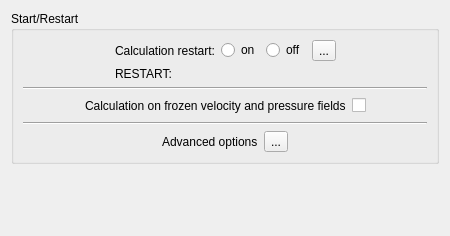
First picture: the form in gui/Pages/StartRestartForm.ui, repository code-saturne/code_saturne, before the edit.
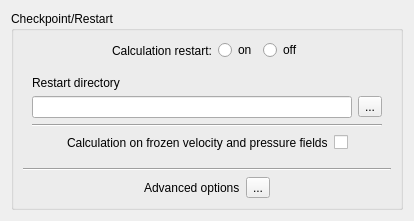
Second picture: the form after the edit. Icons and pictures are not drawn.

Commit message: Scripts and GUI overhauled, with user Python functions and script XML reader. Restart behavior is now based on the presence of a restart sub-directory in the execution directory. A "--preprocess" option has also been added to the Kernel so as to handle purely preprocessing runs.

```diff
--- a/gui/Pages/StartRestartForm.ui
+++ b/gui/Pages/StartRestartForm.ui
@@ -1,44 +1,26 @@
 <ui version="4.0" >
  <class>StartRestartForm</class>
- <widget class="QWidget" name="StartRestartForm" >
-  <property name="geometry" >
+ <widget class="QWidget" name="StartRestartForm">
+  <property name="geometry">
    <rect>
     <x>0</x>
     <y>0</y>
-    <width>450</width>
-    <height>236</height>
+    <width>400</width>
+    <height>218</height>
    </rect>
   </property>
   <property name="windowTitle" >
    <string>Form</string>
   </property>
-  <layout class="QGridLayout" >
-   <item row="0" column="0" >
-    <widget class="QGroupBox" name="groupBox" >
-     <property name="title" >
-      <string>Start/Restart</string>
+  <layout class="QGridLayout">
+   <item row="0" column="0">
+    <widget class="QGroupBox" name="groupBox">
+     <property name="title">
+      <string>Checkpoint/Restart</string>
      </property>
-     <layout class="QGridLayout" >
-      <item row="0" column="0" >
-       <widget class="QFrame" name="frameRestart" >
-        <property name="minimumSize" >
-         <size>
-          <width>380</width>
-          <height>16</height>
-         </size>
-        </property>
-        <property name="frameShape" >
-         <enum>QFrame::NoFrame</enum>
-        </property>
-        <property name="frameShadow" >
-         <enum>QFrame::Raised</enum>
-        </property>
-        <layout class="QGridLayout" >
-         <property name="margin" >
-          <number>0</number>
-         </property>
-         <item row="0" column="0" >
-          <layout class="QHBoxLayout" >
+     <layout class="QGridLayout">
+      <item row="0" column="0">
+       <layout class="QHBoxLayout" name="horizontalLayout_3">
            <item>
             <spacer>
              <property name="orientation" >
@@ -53,10 +35,8 @@
             </spacer>
            </item>
            <item>
-            <layout class="QGridLayout" >
-             <item row="0" column="0" colspan="2" >
-              <widget class="QLabel" name="label" >
-               <property name="toolTip" >
+         <widget class="QLabel" name="label">
+          <property name="toolTip">
                 <string>Code_Saturne key word: ISUITE</string>
                </property>
                <property name="text" >
@@ -64,9 +44,9 @@
                </property>
               </widget>
              </item>
-             <item row="0" column="2" >
-              <widget class="QRadioButton" name="radioButtonYes" >
-               <property name="toolTip" >
+        <item>
+         <widget class="QRadioButton" name="radioButtonYes">
+          <property name="toolTip">
                 <string>Code_Saturne key word: ISUITE</string>
                </property>
                <property name="text" >
@@ -74,9 +54,9 @@
                </property>
               </widget>
              </item>
-             <item row="0" column="3" >
-              <widget class="QRadioButton" name="radioButtonNo" >
-               <property name="toolTip" >
+        <item>
+         <widget class="QRadioButton" name="radioButtonNo">
+          <property name="toolTip">
                 <string>Code_Saturne key word: ISUITE</string>
                </property>
                <property name="text" >
@@ -84,13 +64,74 @@
                </property>
               </widget>
              </item>
-             <item row="0" column="4" >
-              <widget class="QToolButton" name="toolButton" >
-               <property name="toolTip" >
-                <string>Selection of the restart directory and
-creation of the symbolic link in the DATA directory</string>
-               </property>
-               <property name="text" >
+        <item>
+         <spacer>
+          <property name="orientation">
+           <enum>Qt::Horizontal</enum>
+          </property>
+          <property name="sizeHint" stdset="0">
+           <size>
+            <width>21</width>
+            <height>21</height>
+           </size>
+          </property>
+         </spacer>
+        </item>
+       </layout>
+      </item>
+      <item row="1" column="0">
+       <widget class="QFrame" name="frameRestart">
+        <property name="frameShape">
+         <enum>QFrame::NoFrame</enum>
+        </property>
+        <property name="frameShadow">
+         <enum>QFrame::Raised</enum>
+        </property>
+        <layout class="QVBoxLayout" name="verticalLayout">
+         <item>
+          <widget class="QLabel" name="labelRestartDir">
+           <property name="text">
+            <string>Restart directory</string>
+           </property>
+          </widget>
+         </item>
+         <item>
+          <layout class="QHBoxLayout" name="horizontalLayout_2">
+           <item>
+            <spacer name="horizontalSpacer">
+             <property name="orientation">
+              <enum>Qt::Horizontal</enum>
+             </property>
+             <property name="sizeHint" stdset="0">
+              <size>
+               <width>40</width>
+               <height>20</height>
+              </size>
+             </property>
+            </spacer>
+           </item>
+           <item>
+            <widget class="QLineEdit" name="lineEdit">
+             <property name="sizePolicy">
+              <sizepolicy hsizetype="Expanding" vsizetype="Preferred">
+               <horstretch>0</horstretch>
+               <verstretch>0</verstretch>
+              </sizepolicy>
+             </property>
+             <property name="minimumSize">
+              <size>
+               <width>320</width>
+               <height>0</height>
+              </size>
+             </property>
+            </widget>
+           </item>
+           <item>
+            <widget class="QToolButton" name="toolButton">
+             <property name="toolTip">
+              <string>Selection of the restart directory</string>
+             </property>
+             <property name="text">
                 <string>...</string>
                </property>
                <property name="icon" >
@@ -105,67 +146,30 @@
                </property>
               </widget>
              </item>
-             <item row="1" column="0" >
-              <widget class="QLabel" name="labelDir1" >
-               <property name="text" >
-                <string>RESTART:</string>
-               </property>
-              </widget>
-             </item>
-             <item row="1" column="1" colspan="3" >
-              <widget class="QLabel" name="labelDir2" >
-               <property name="text" >
-                <string/>
-               </property>
-              </widget>
-             </item>
-            </layout>
-           </item>
            <item>
-            <spacer>
-             <property name="orientation" >
+            <spacer name="horizontalSpacer_2">
+             <property name="orientation">
               <enum>Qt::Horizontal</enum>
              </property>
-             <property name="sizeHint" stdset="0" >
+             <property name="sizeHint" stdset="0">
               <size>
-               <width>80</width>
-               <height>25</height>
+               <width>40</width>
+               <height>20</height>
               </size>
              </property>
             </spacer>
            </item>
           </layout>
          </item>
-        </layout>
-       </widget>
-      </item>
-      <item row="1" column="0" >
-       <widget class="Line" name="line" >
-        <property name="orientation" >
+         <item>
+          <widget class="Line" name="line">
+           <property name="orientation">
          <enum>Qt::Horizontal</enum>
         </property>
        </widget>
       </item>
-      <item row="2" column="0" >
-       <widget class="QFrame" name="frameFrozen" >
-        <property name="minimumSize" >
-         <size>
-          <width>380</width>
-          <height>16</height>
-         </size>
-        </property>
-        <property name="frameShape" >
-         <enum>QFrame::NoFrame</enum>
-        </property>
-        <property name="frameShadow" >
-         <enum>QFrame::Raised</enum>
-        </property>
-        <layout class="QGridLayout" >
-         <property name="margin" >
-          <number>0</number>
-         </property>
-         <item row="0" column="0" >
-          <layout class="QHBoxLayout" >
+         <item>
+          <layout class="QHBoxLayout">
            <item>
             <spacer>
              <property name="orientation" >
@@ -180,8 +184,8 @@
             </spacer>
            </item>
            <item>
-            <widget class="QLabel" name="label_2" >
-             <property name="toolTip" >
+            <widget class="QLabel" name="label_2">
+             <property name="toolTip">
               <string>Code_Saturne key word: ICCVFG</string>
              </property>
              <property name="text" >
@@ -190,8 +194,8 @@
             </widget>
            </item>
            <item>
-            <widget class="QCheckBox" name="checkBox" >
-             <property name="text" >
+            <widget class="QCheckBox" name="checkBox">
+             <property name="text">
               <string/>
              </property>
             </widget>
@@ -221,26 +225,8 @@
         </property>
        </widget>
       </item>
-      <item row="4" column="0" >
-       <widget class="QFrame" name="frameAdvanced" >
-        <property name="minimumSize" >
-         <size>
-          <width>380</width>
-          <height>16</height>
-         </size>
-        </property>
-        <property name="frameShape" >
-         <enum>QFrame::NoFrame</enum>
-        </property>
-        <property name="frameShadow" >
-         <enum>QFrame::Raised</enum>
-        </property>
-        <layout class="QGridLayout" >
-         <property name="margin" >
-          <number>0</number>
-         </property>
-         <item row="0" column="0" >
-          <layout class="QHBoxLayout" >
+      <item row="4" column="0">
+       <layout class="QHBoxLayout">
            <item>
             <spacer>
              <property name="orientation" >
@@ -255,15 +241,15 @@
             </spacer>
            </item>
            <item>
-            <widget class="QLabel" name="label_3" >
-             <property name="text" >
+         <widget class="QLabel" name="label_3">
+          <property name="text">
               <string>Advanced options</string>
              </property>
             </widget>
            </item>
            <item>
-            <widget class="QToolButton" name="toolButtonAdvanced" >
-             <property name="text" >
+         <widget class="QToolButton" name="toolButtonAdvanced">
+          <property name="text">
               <string>...</string>
              </property>
              <property name="icon" >
@@ -299,15 +285,15 @@
         </layout>
        </widget>
       </item>
-     </layout>
-    </widget>
-   </item>
-   <item row="1" column="0" >
+   <item row="3" column="0">
     <spacer>
      <property name="orientation" >
       <enum>Qt::Vertical</enum>
      </property>
-     <property name="sizeHint" stdset="0" >
+     <property name="sizeType">
+      <enum>QSizePolicy::Expanding</enum>
+     </property>
+     <property name="sizeHint" stdset="0">
       <size>
        <width>16</width>
        <height>16</height>
```
Left out of the diff: 129 changed lines with no effect on the pictures. Lines whose indentation alone changed are shown as unchanged. The commit also changes 57 other files.
